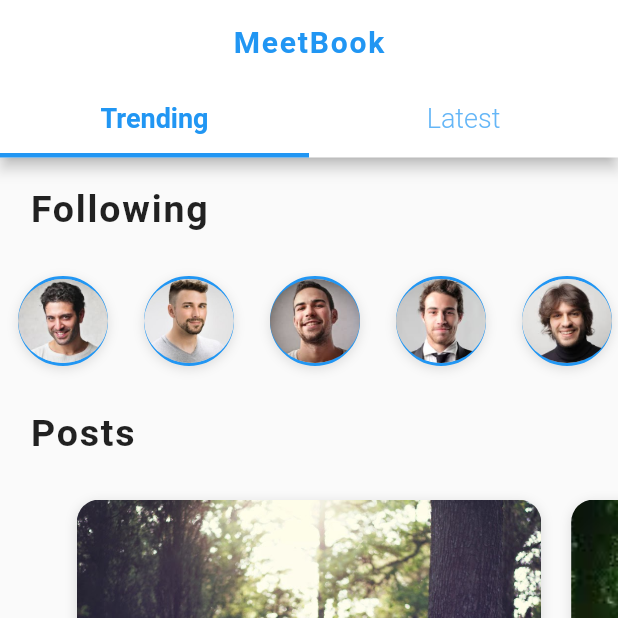
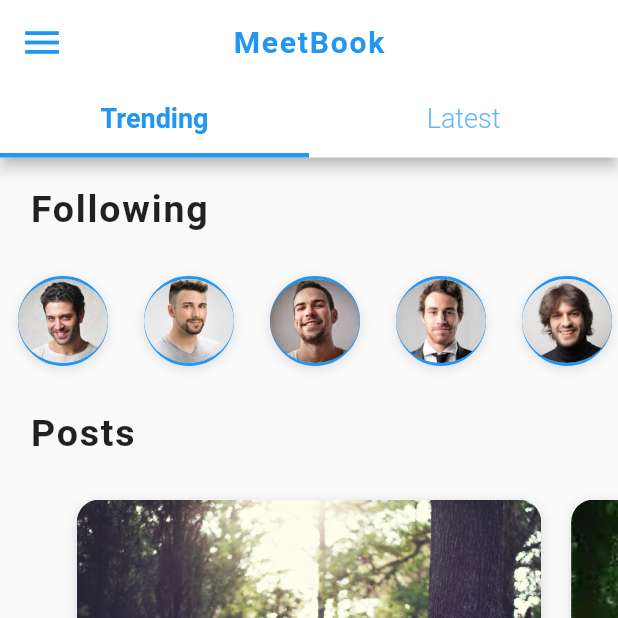
Before and after one commit to hkobir/social_app_fflutter, a Flutter app: the HomeScreen screen opened directly, on a phone screen of 412 x 824 dp, the top half of it. Run offline on Flutter 3.47's test engine with Material 2 defaults, Android fonts, the phone set to English and light mode, and no system bars.

```diff
--- a/lib/screen/home_screen.dart
+++ b/lib/screen/home_screen.dart
@@ -13,6 +13,8 @@ class _HomeScreenState extends State<HomeScreen>
     with SingleTickerProviderStateMixin {
   TabController _tabController;
   PageController _pageController;
+  final GlobalKey <ScaffoldState> _scaffoldKey = GlobalKey<ScaffoldState>();
+
 
   @override
   void initState() {
@@ -24,9 +26,18 @@ class _HomeScreenState extends State<HomeScreen>
   @override
   Widget build(BuildContext context) {
     return Scaffold(
+      key: _scaffoldKey,
       appBar: AppBar(
         brightness: Brightness.light,
         backgroundColor: Colors.white,
+        leading: IconButton(
+        icon: Icon(
+        Icons.menu,
+        size: 30,
+        color: Colors.blue,
+      ),
+          onPressed: ()=>_scaffoldKey.currentState.openDrawer(),
+    ),
         title: Text(
           "MeetBook",
           style: TextStyle(
--- a/lib/widgets/custom_clipper.dart
+++ b/lib/widgets/custom_clipper.dart
@@ -24,7 +24,6 @@ class CurveClipper extends CustomClipper<Path> {
 
   @override
   bool shouldReclip(CustomClipper<Path> oldClipper) {
-    // TODO: implement shouldReclip
-    throw UnimplementedError();
+    return false;
   }
 }
--- a/lib/widgets/profile_clipper.dart
+++ b/lib/widgets/profile_clipper.dart
@@ -17,7 +17,6 @@ class ProfileClipper extends CustomClipper<Path> {
 
   @override
   bool shouldReclip(CustomClipper<Path> oldClipper) {
-    // TODO: implement shouldReclip
-    throw UnimplementedError();
+   return false;
   }
 }
```
Also changed, not shown: snapshots/1.png (added), snapshots/2.png (added), snapshots/3.png (added), snapshots/4.png (added).
